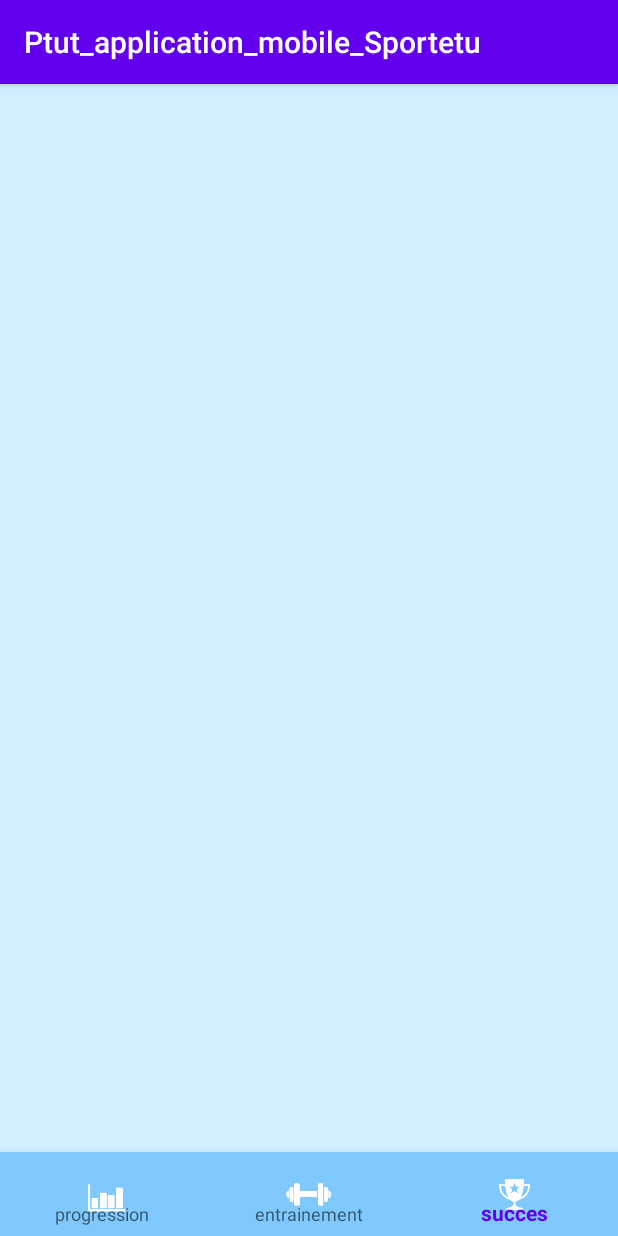
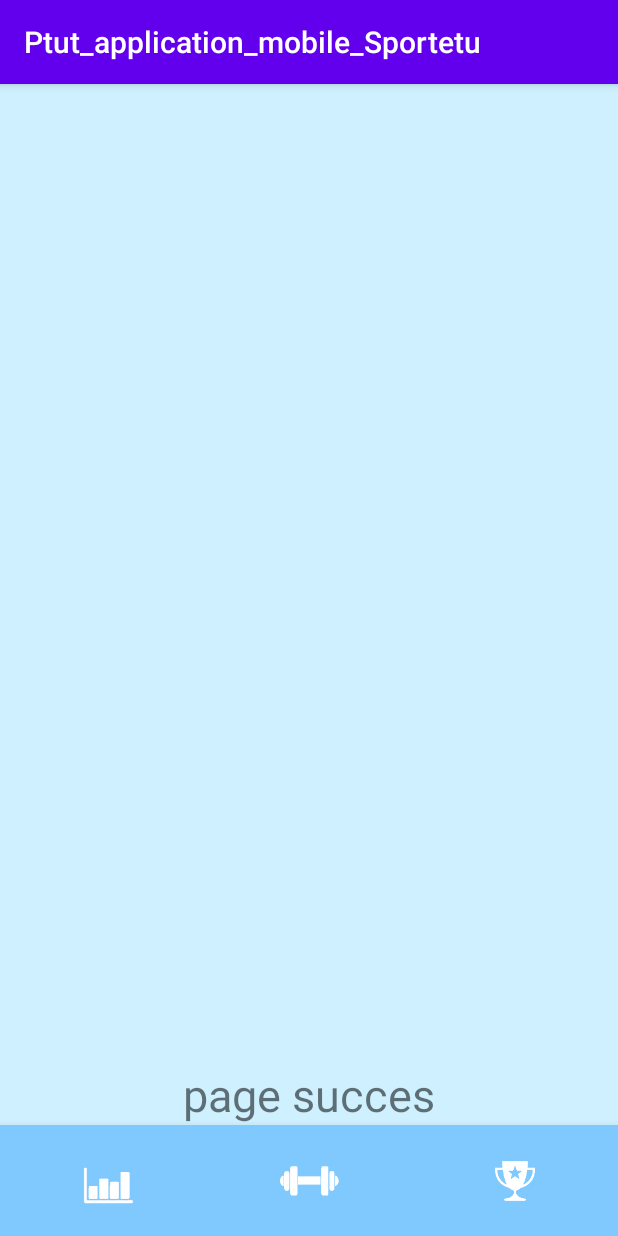
Before and after one commit to AmineOrdo/Sport-Etu, an Android app: the screen it shows after launch (MainActivity), item 3 of the bottom bar chosen, on a phone screen of 412 x 824 dp. Run offline under Robolectric (Android 15) with nearby library versions, the phone set to English and light mode, and no system bars.

Commit message:
charte graphique 3

```diff
--- a/app/src/main/java/com/example/ptut_application_mobile_sportetu/MainActivity.kt
+++ b/app/src/main/java/com/example/ptut_application_mobile_sportetu/MainActivity.kt
@@ -2,6 +2,7 @@ package com.example.ptut_application_mobile_sportetu
 
 import androidx.appcompat.app.AppCompatActivity
 import android.os.Bundle
+import androidx.fragment.app.Fragment
 import com.google.android.material.bottomnavigation.BottomNavigationView
 import kotlinx.android.synthetic.main.activity_main.*
 
@@ -10,10 +11,25 @@ class MainActivity : AppCompatActivity() {
         super.onCreate(savedInstanceState)
         setContentView(R.layout.activity_main)
 
+        val ProgressionFragment = ProgressionFragment()
+        val SuccesFragment = SuccesFragment()
+        val EntrainementFragment = EntrainementFragment()
 
+        makeCurrentFragment(ProgressionFragment)
 
-
-
+        bottom_navigation.setOnNavigationItemSelectedListener{
+            when (it.itemId){
+                R.id.nav_progression->makeCurrentFragment(ProgressionFragment)
+                R.id.nav_succes->makeCurrentFragment(SuccesFragment)
+                R.id.nav_entrainement->makeCurrentFragment(EntrainementFragment)
+            }
+            true
+        }
     }
 
+    private fun makeCurrentFragment(fragment: Fragment)=
+        supportFragmentManager.beginTransaction().apply{
+            replace(R.id.fragment_container,fragment)
+            commit()
+        }
 }
--- a/app/src/main/res/layout/activity_main.xml
+++ b/app/src/main/res/layout/activity_main.xml
@@ -14,14 +14,15 @@
         android:id="@+id/fragment_container"
         android:layout_above="@+id/bottom_navigation"/>
 
-<com.google.android.material.bottomnavigation.BottomNavigationView
-    android:id="@+id/bottom_navigation"
-    android:layout_width="match_parent"
-    android:layout_height="wrap_content"
-    android:layout_alignParentBottom="true"
-    app:menu="@menu/bottom_navigation"
-    app:itemIconTint="#FFFFFF"
-    android:background="#7FC9FF"
-    app:itemIconSize="50dp"/>
+    <com.google.android.material.bottomnavigation.BottomNavigationView
+        android:id="@+id/bottom_navigation"
+        android:layout_width="match_parent"
+        android:layout_height="74dp"
+        android:layout_alignParentBottom="true"
+        android:background="#7FC9FF"
+        app:itemIconSize="65dp"
+        app:itemIconTint="#FFFFFF"
+
+        app:menu="@menu/bottom_navigation" />
 
 </RelativeLayout>
--- a/app/src/main/res/layout/fragment_succes.xml
+++ b/app/src/main/res/layout/fragment_succes.xml
@@ -4,7 +4,7 @@
     <TextView
         android:layout_width="wrap_content"
         android:layout_height="wrap_content"
-        android:text="page progression"
+        android:text="page succes"
         android:textSize="30dp"
         android:layout_centerInParent="true"/>
 
--- a/app/src/main/res/menu/bottom_navigation.xml
+++ b/app/src/main/res/menu/bottom_navigation.xml
@@ -2,14 +2,14 @@
 <menu xmlns:android="http://schemas.android.com/apk/res/android">
     <item android:id="@+id/nav_progression"
         android:icon="@mipmap/diagram_bottom_nav"
-        android:title="progression"/>
+        android:title=""/>
 
-    <item android:title="entrainement"
+    <item android:title=""
         android:icon="@mipmap/dumbell_bottom_nav"
         android:id="@+id/nav_entrainement" />
 
-    <item android:id="@+id/succes"
+    <item android:id="@+id/nav_succes"
         android:icon="@mipmap/trophee_bottom_nav"
-        android:title="succes"/>
+        android:title=""/>
 
 </menu>
--- a/app/src/main/res/values/styles.xml
+++ b/app/src/main/res/values/styles.xml
@@ -5,6 +5,7 @@
         <item name="colorPrimary">@color/colorPrimary</item>
         <item name="colorPrimaryDark">@color/colorPrimaryDark</item>
         <item name="colorAccent">@color/colorAccent</item>
+
     </style>
 
 </resources>
```
